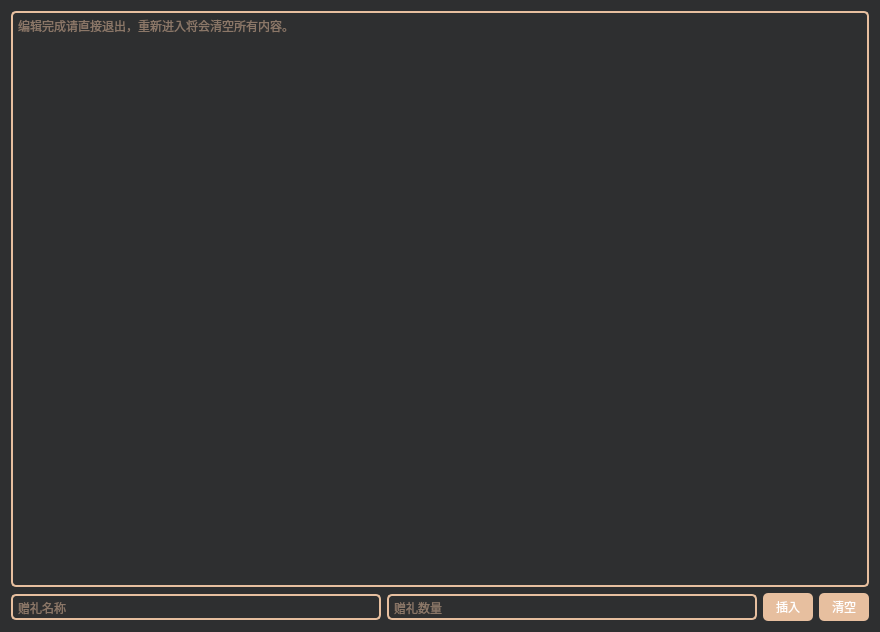
Old version of the form Visual-Editor/npc_gift_option.ui in the repository Marcus-P-114514/Genshin-Impact-BWiKi-NPC-Editor.
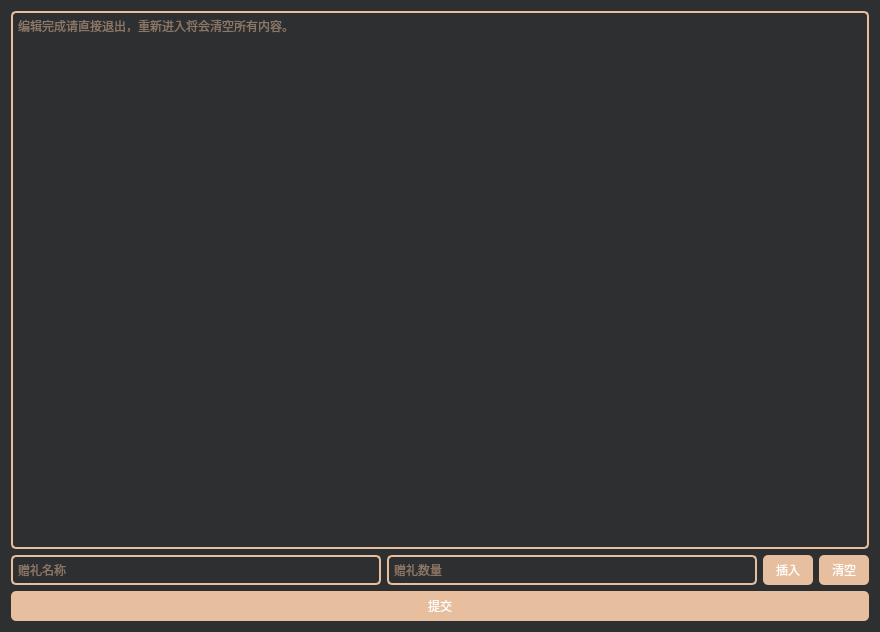
New version of the form.

Patch:
```diff
--- a/Visual-Editor/npc_gift_option.ui
+++ b/Visual-Editor/npc_gift_option.ui
@@ -55,6 +55,12 @@
     <layout class="QHBoxLayout" name="horizontalLayout">
      <item>
       <widget class="QLineEdit" name="npc_multi_gift">
+       <property name="minimumSize">
+        <size>
+         <width>0</width>
+         <height>30</height>
+        </size>
+       </property>
        <property name="cursor">
         <cursorShape>CrossCursor</cursorShape>
        </property>
@@ -74,6 +80,12 @@
      </item>
      <item>
       <widget class="QLineEdit" name="npc_multi_amount">
+       <property name="minimumSize">
+        <size>
+         <width>0</width>
+         <height>30</height>
+        </size>
+       </property>
        <property name="cursor">
         <cursorShape>CrossCursor</cursorShape>
        </property>
@@ -105,7 +117,7 @@
        <property name="minimumSize">
         <size>
          <width>50</width>
-         <height>0</height>
+         <height>30</height>
         </size>
        </property>
        <property name="statusTip">
@@ -137,7 +149,7 @@
        <property name="minimumSize">
         <size>
          <width>50</width>
-         <height>0</height>
+         <height>30</height>
         </size>
        </property>
        <property name="statusTip">
@@ -160,6 +172,26 @@
      </item>
     </layout>
    </item>
+   <item>
+    <widget class="QPushButton" name="npc_gift_mult_submit_final">
+     <property name="minimumSize">
+      <size>
+       <width>0</width>
+       <height>30</height>
+      </size>
+     </property>
+     <property name="styleSheet">
+      <string notr="true">border-radius: 5px;
+background-color: #E7BF9F;
+color: rgb(255, 255, 255);
+border: 6px;
+padding: 5px;</string>
+     </property>
+     <property name="text">
+      <string>提交</string>
+     </property>
+    </widget>
+   </item>
   </layout>
  </widget>
  <resources/>
```
